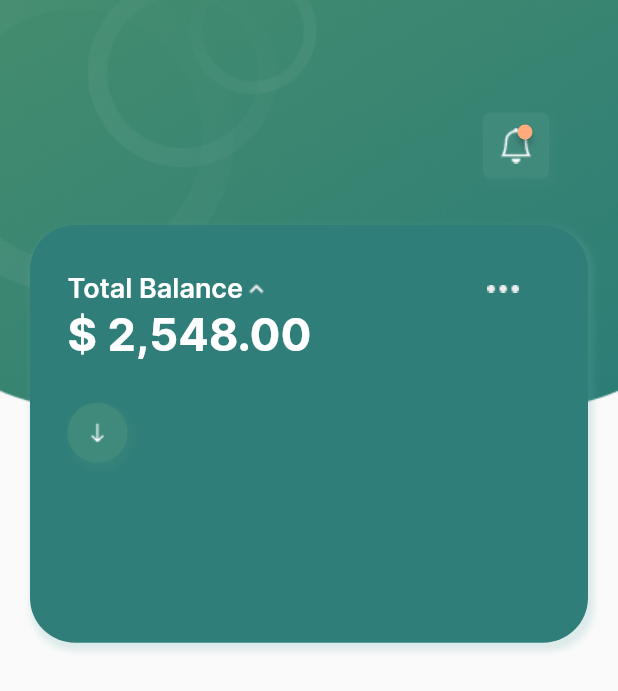
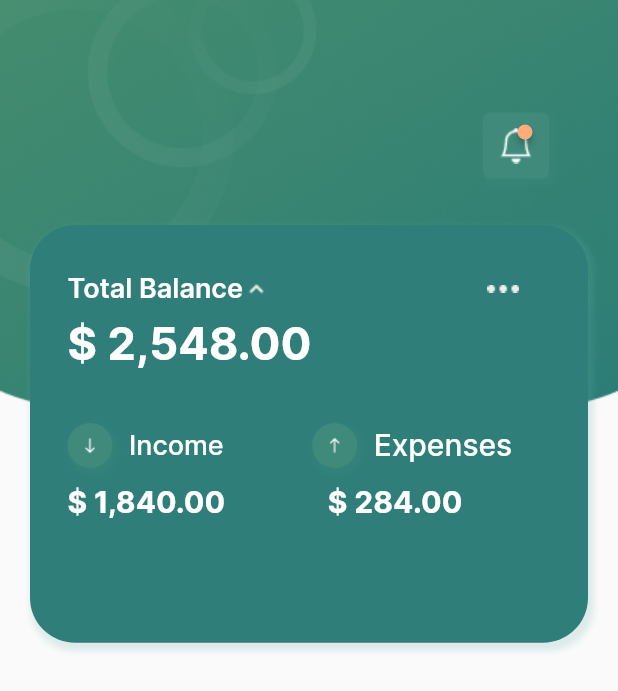
Before and after one commit to caneto/uifazendeiro, a Flutter app: the HomePage screen opened directly, on a phone screen of 412 x 824 dp. Shown: the top 691 px of the screen. Run offline on Flutter 3.47's test engine with Material 2 defaults, Android fonts, the phone set to English and light mode, and no system bars; drawn by our look-alikes of badges.

Commit message:
Atualização

```diff
--- a/lib/ui/homepage/widgets/card_homepage_widget.dart
+++ b/lib/ui/homepage/widgets/card_homepage_widget.dart
@@ -29,6 +29,7 @@ class CardHomepageWidget extends StatelessWidget {
                 children: [
                   const SizedBox(height: 30,),
                   Container(
+                    margin: const EdgeInsets.only(bottom: 6),
                     height: 25,
                     color: Colors.transparent,
                     child: Row(
@@ -53,14 +54,18 @@ class CardHomepageWidget extends StatelessWidget {
                       Text('\$ 2,548.00', style: context.textStyles.titleCardValueBoldWhite),
                     ],
                   ),
-                  Row(
+                  const SizedBox(height: 35,),
+                  Container(
+                    margin: const EdgeInsets.only(bottom: 11),
+                    height: 30,
+                    color: Colors.transparent,
+                    child: Row(
                       children: [
                         const SizedBox(
                            width: 25,
-                         height: 95,
                         ),
                         Container(
-                        padding: const EdgeInsets.all(11),
+                          padding: const EdgeInsets.all(8),
                           decoration: BoxDecoration(
                             color: ColorsApp.instance.greenfundo,
                             borderRadius: BorderRadius.circular(20),
@@ -74,9 +79,59 @@ class CardHomepageWidget extends StatelessWidget {
                             ]
                           ),
                           child: Image.asset("assets/images/arrowdown.png"),
+                        ),
+                        const SizedBox(
+                           width: 11,
+                        ),
+                        Text('Income', style: context.textStyles.textPrimaryFontMedium.copyWith(
+                          color: Colors.white,
+                          fontSize: 18
+                        )),
+                        const SizedBox(
+                           width: 59,
+                        ),
+                        Container(
+                          padding: const EdgeInsets.all(8),
+                          decoration: BoxDecoration(
+                            color: ColorsApp.instance.greenfundo,
+                            borderRadius: BorderRadius.circular(20),
+                            boxShadow: <BoxShadow>[
+                              BoxShadow(
+                                color: ColorsApp.instance.greenfundo.withOpacity(0.3),
+                                spreadRadius: 2,
+                                blurRadius: 3,
+                                offset: const Offset(2, 3),
                               )
+                            ]
+                          ),
+                          child: Image.asset("assets/images/arrowup.png", ),
+                        ),
+                        const SizedBox(
+                           width: 11,
+                        ),
+                        Text('Expenses', style: context.textStyles.textPrimaryFontMedium.copyWith(
+                          color: Colors.white,
+                          fontSize: 20
+                        )),
                       ],
-                  )
+                    ),
+                  ),
+                  Row(
+                    children: [
+                      SizedBox(width: 25,),
+                      Expanded(
+                        child: Text('\$ 1,840.00', style: context.textStyles.titleCardValueBoldWhite.copyWith(
+                          fontSize: 20
+                        )),
+                      ),
+                      Expanded(
+                        child: Text('\$ 284.00', style: context.textStyles.titleCardValueBoldWhite.copyWith(
+                          fontSize: 20
+                        )),
+                      ),
+
+                    ],
+                  ),
                 ],
               )
             ),
```
Lines whose indentation alone changed are shown as unchanged.
